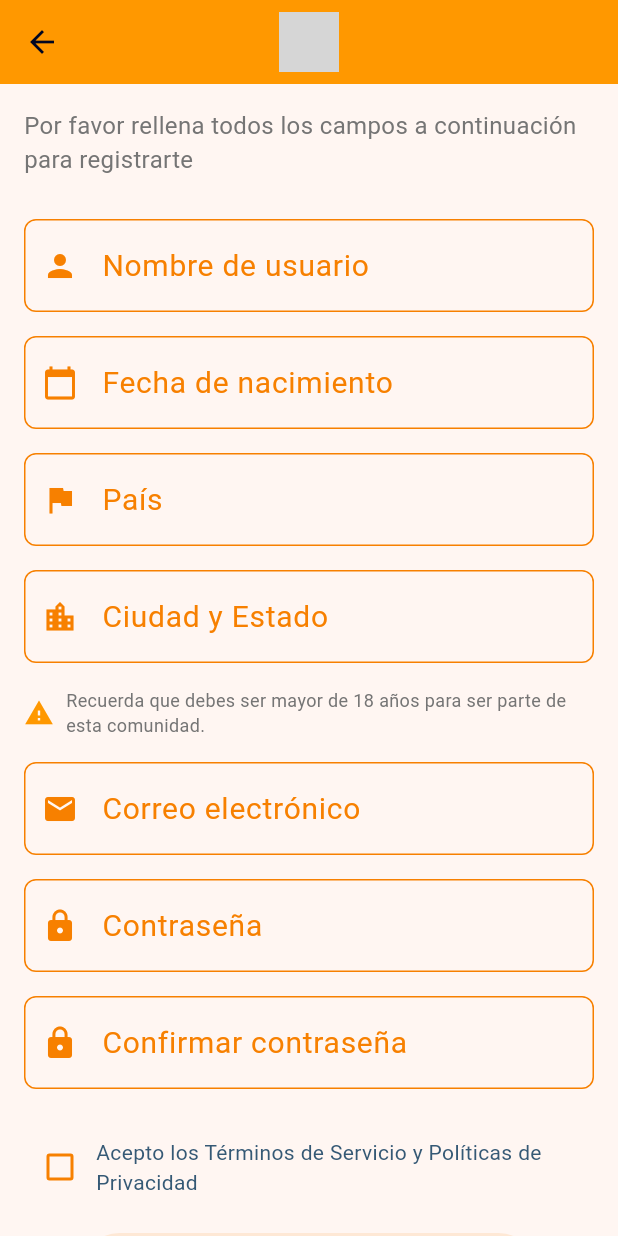
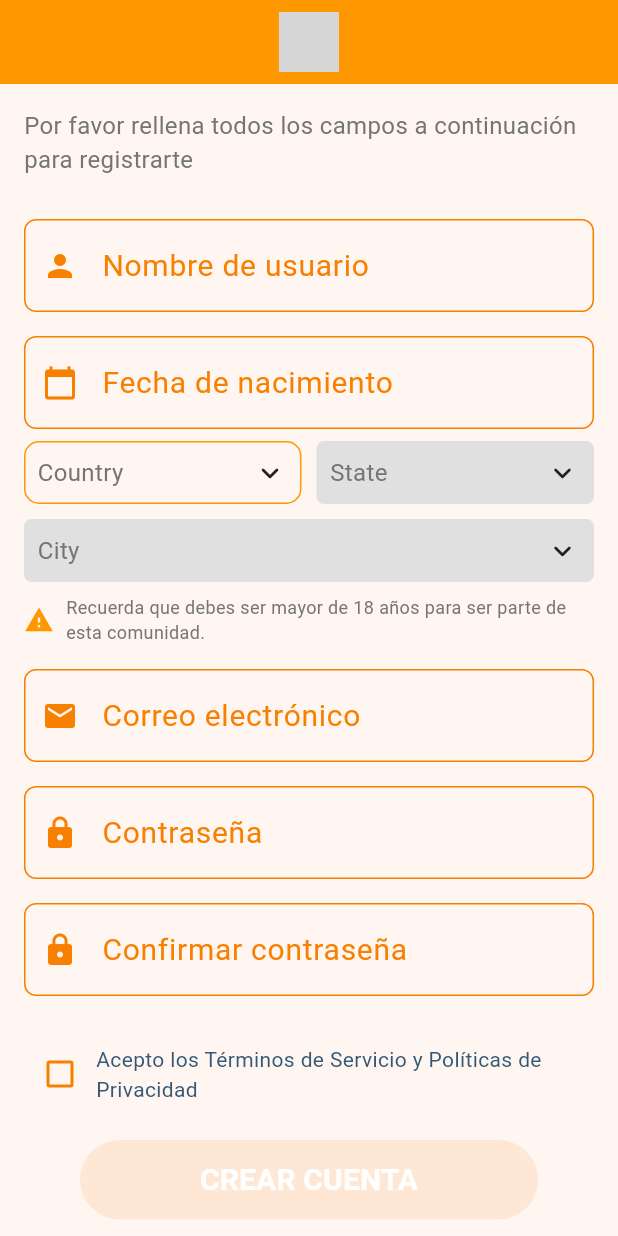
Before and after one commit to Emmanuelle20021/Board-Game-Friends, a Flutter app: the RegistrationScreen screen opened directly, on a phone screen of 412 x 824 dp. Run offline on Flutter 3.47's test engine with Material 3 defaults, Android fonts, the phone set to English and light mode, and no system bars; drawn by our look-alikes of csc_picker; our stand-ins replace firebase_core, flutter_map, flutter_svg, latlong2; accounts and stored records are empty; generated files the repository leaves out were written again; network calls fail; grey boxes are pictures that could not be loaded.

Commit message:
Seleccion de ciudad estado y pais

```diff
--- a/lib/main.dart
+++ b/lib/main.dart
@@ -7,6 +7,7 @@
 import 'package:latlong2/latlong.dart';
 
 import 'keys/firebase_options.dart';
+import 'modules/auth/signup/screen/registration_screen.dart';
 
 void main() async {
   WidgetsFlutterBinding.ensureInitialized();
@@ -64,7 +65,7 @@
           ],
         ),
         drawer: Drawer(),
-        body: HomeScreen(),
+        body: RegistrationScreen(),
         bottomNavigationBar: BottomNavigationBar(
           items: [
             BottomNavigationBarItem(
--- a/lib/modules/auth/signup/screen/registration_screen.dart
+++ b/lib/modules/auth/signup/screen/registration_screen.dart
@@ -2,6 +2,7 @@ import 'package:flutter/material.dart';
 import 'package:flutter_svg/flutter_svg.dart';
 import 'package:board_game_friends/modules/auth/signup/components/form_field.dart';
 import 'package:board_game_friends/shared/utils/constants.dart';
+import 'package:csc_picker/csc_picker.dart';
 
 class RegistrationScreen extends StatefulWidget {
   const RegistrationScreen({super.key});
@@ -14,7 +15,8 @@ class _RegistrationScreenState extends State<RegistrationScreen> {
   final _usernameController = TextEditingController();
   final _birthdateController = TextEditingController();
   final _countryController = TextEditingController();
-  final _cityStateController = TextEditingController();
+  final _cityController = TextEditingController();
+  final _stateController = TextEditingController();
   final _emailController = TextEditingController();
   final _passwordController = TextEditingController();
   final _confirmPasswordController = TextEditingController();
@@ -31,7 +33,8 @@ class _RegistrationScreenState extends State<RegistrationScreen> {
     _usernameController.addListener(_validateForm);
     _birthdateController.addListener(_validateForm);
     _countryController.addListener(_validateForm);
-    _cityStateController.addListener(_validateForm);
+    _cityController.addListener(_validateForm);
+    _stateController.addListener(_validateForm);
     _emailController.addListener(_validateForm);
     _passwordController.addListener(_validateForm);
     _confirmPasswordController.addListener(_validateForm);
@@ -43,7 +46,8 @@ class _RegistrationScreenState extends State<RegistrationScreen> {
     _usernameController.dispose();
     _birthdateController.dispose();
     _countryController.dispose();
-    _cityStateController.dispose();
+    _cityController.dispose();
+    _stateController.dispose();
     _emailController.dispose();
     _passwordController.dispose();
     _confirmPasswordController.dispose();
@@ -63,7 +67,8 @@ class _RegistrationScreenState extends State<RegistrationScreen> {
       _isFormValid = _usernameController.text.isNotEmpty &&
           _birthdateController.text.isNotEmpty &&
           _countryController.text.isNotEmpty &&
-          _cityStateController.text.isNotEmpty &&
+          _cityController.text.isNotEmpty &&
+          _stateController.text.isNotEmpty &&
           _emailController.text.isNotEmpty &&
           _passwordController.text.isNotEmpty &&
           _confirmPasswordController.text.isNotEmpty &&
@@ -129,6 +134,52 @@ class _RegistrationScreenState extends State<RegistrationScreen> {
               ),
             ),
 
+
+
+            CSCPicker(
+              onCountryChanged: (value) {
+                setState(() {
+                  _countryController.text = value;
+                });
+              },
+              onStateChanged: (value) {
+                setState(() {
+                  _stateController.text = value??"";
+                });
+              },
+              onCityChanged: (value) {
+                setState(() {
+                  _cityController.text = value??"";
+                });
+              },
+
+              showStates: true,
+              showCities: true,
+              flagState: CountryFlag.DISABLE,
+              //Tipo de letra y color del dropdown acorde a los otros campos
+                dropdownDecoration: BoxDecoration(
+                borderRadius: BorderRadius.circular(10),
+                //texto
+                border: Border.all(color: Colors.orange),
+              ),
+                selectedItemStyle: TextStyle( color:Colors.grey[600], fontSize: 16),
+
+
+
+
+
+              //flagState: CountryFlag.SHOW_IN_DROP_DOWN_ONLY,
+
+
+
+
+
+
+            ),
+
+
+          /*
+              //Labels reemplazados por CSCPicker
             CustomFormField(
               controller: _countryController,
               label: "País",
@@ -137,12 +188,12 @@ class _RegistrationScreenState extends State<RegistrationScreen> {
             ),
 
             CustomFormField(
-              controller: _cityStateController,
+              controller: _cityController,
               label: "Ciudad y Estado",
               hintText: "Introduce tu ciudad y estado",
               prefixIcon: Icons.location_city,
             ),
-
+          */
             Padding(
               padding: const EdgeInsets.symmetric(vertical: 8.0),
               child: Row(
--- a/pubspec.yaml
+++ b/pubspec.yaml
@@ -35,11 +35,13 @@ dependencies:
   # The following adds the Cupertino Icons font to your application.
   # Use with the CupertinoIcons class for iOS style icons.
   cupertino_icons: ^1.0.8
-  firebase_core: ^3.6.0
+  firebase_core: ^3.8.0
   flutter_svg: ^2.0.10+1
   flutter_map: ^7.0.2
   latlong2: ^0.9.1
   flutter_map_cancellable_tile_provider: ^3.0.2
+  csc_picker: ^0.2.7 # WIDGET SELECCIONAR PAIS-ESTADO-CIUDAD
+
 
 dev_dependencies:
   flutter_test:
```
Also changed, not shown: pubspec.lock.
